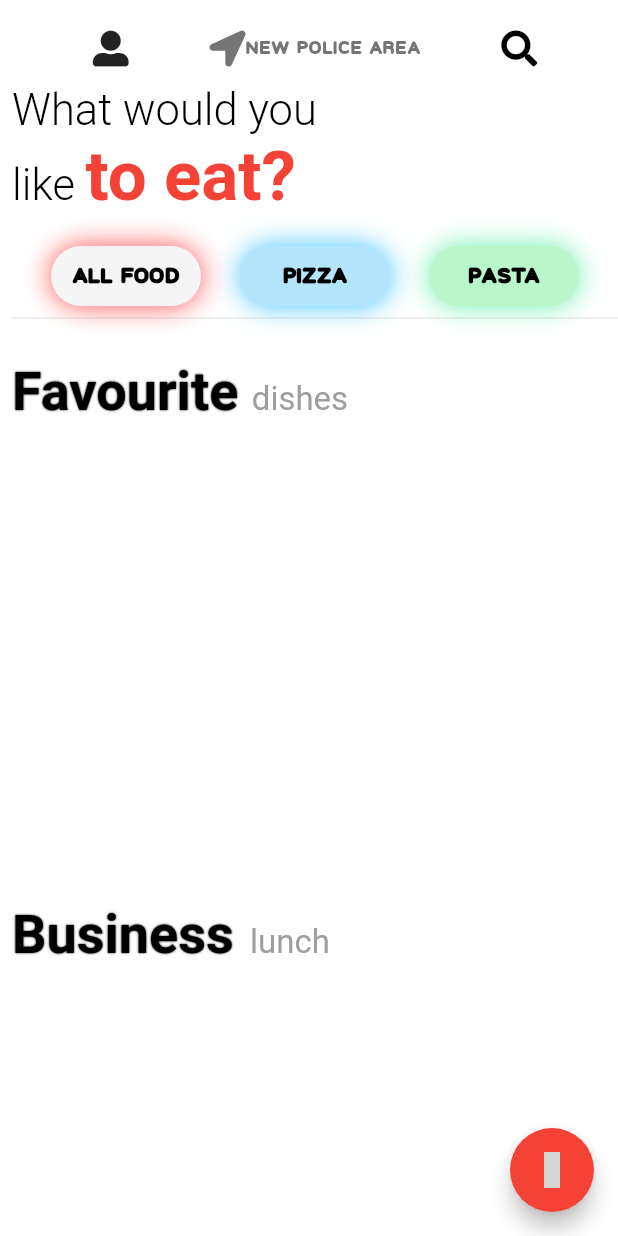
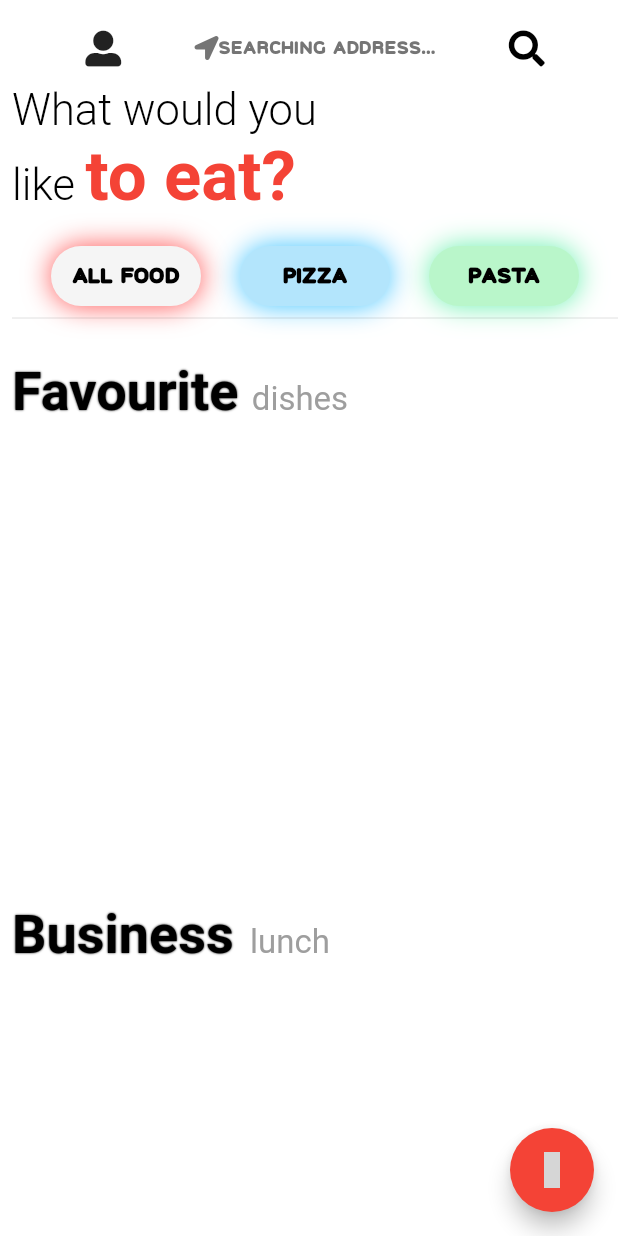
Before and after one commit to Mr-randomize/pizzato, a Flutter app: the screen it shows after launch, on a phone screen of 412 x 824 dp. Run offline on Flutter 3.47's test engine with Material 2 defaults, Android fonts, the phone set to English and light mode, and no system bars; our stand-ins replace cloud_firestore, eva_icons_flutter, firebase_core, font_awesome_flutter, geolocator, lottie and 1 more; missing offline and left inert: geocoder; accounts and stored records are empty; grey boxes are pictures that could not be loaded.

Commit message:
Add user current location

```diff
--- a/lib/Helpers/headers.dart
+++ b/lib/Helpers/headers.dart
@@ -1,5 +1,6 @@
 import 'package:flutter/material.dart';
 import 'package:font_awesome_flutter/font_awesome_flutter.dart';
+import 'package:pizzato/Services/maps.dart';
 
 class Headers extends ChangeNotifier {
   Widget appBar(BuildContext context) {
@@ -11,13 +12,20 @@ class Headers extends ChangeNotifier {
           IconButton(icon: Icon(FontAwesomeIcons.userAlt), onPressed: () {}),
           Row(
             children: [
-              Icon(FontAwesomeIcons.locationArrow, color: Colors.grey.shade600),
-              Text(
-                'New Police Area',
-                style: TextStyle(
-                    color: Colors.grey.shade600,
-                    fontSize: 12.0,
-                    fontWeight: FontWeight.w300),
+              Icon(
+                FontAwesomeIcons.locationArrow,
+                color: Colors.grey.shade600,
+                size: 16.0,
+              ),
+              Container(
+                constraints: BoxConstraints(maxWidth: 250.0),
+                child: Text(
+                  finalAddress,
+                  style: TextStyle(
+                      color: Colors.grey.shade600,
+                      fontSize: 12.0,
+                      fontWeight: FontWeight.w300),
+                ),
               ),
             ],
           ),
--- /dev/null
+++ b/lib/Services/maps.dart
@@ -0,0 +1,18 @@
+import 'package:flutter/material.dart';
+import 'package:geocoder/geocoder.dart' as geoCo;
+import 'package:geolocator/geolocator.dart';
+
+String finalAddress = 'Searching address...';
+
+class GenerateMaps extends ChangeNotifier {
+  Position position;
+  Future getCurrentLocation() async {
+    var positionData = await GeolocatorPlatform.instance.getCurrentPosition();
+    final cords =
+        geoCo.Coordinates(positionData.latitude, positionData.longitude);
+    var address =
+        await geoCo.Geocoder.local.findAddressesFromCoordinates(cords);
+    String mainAddress = address.first.addressLine;
+    finalAddress = mainAddress;
+  }
+}
--- a/lib/Views/home_screen.dart
+++ b/lib/Views/home_screen.dart
@@ -2,6 +2,8 @@ import 'package:flutter/material.dart';
 import 'package:pizzato/Helpers/footer.dart';
 import 'package:pizzato/Helpers/headers.dart';
 import 'package:pizzato/Helpers/middle.dart';
+import 'package:pizzato/Services/maps.dart';
+import 'package:provider/provider.dart';
 
 class HomeScreen extends StatefulWidget {
   @override
@@ -9,6 +11,12 @@ class HomeScreen extends StatefulWidget {
 }
 
 class _HomeScreenState extends State<HomeScreen> {
+  @override
+  void initState() {
+    super.initState();
+    Provider.of<GenerateMaps>(context, listen: false).getCurrentLocation();
+  }
+
   @override
   Widget build(BuildContext context) {
     return Scaffold(
--- a/lib/main.dart
+++ b/lib/main.dart
@@ -4,6 +4,7 @@ import 'package:pizzato/Helpers/footer.dart';
 import 'package:pizzato/Helpers/headers.dart';
 import 'package:pizzato/Helpers/middle.dart';
 import 'package:pizzato/Services/manage_data.dart';
+import 'package:pizzato/Services/maps.dart';
 import 'package:pizzato/Views/splash_screen.dart';
 import 'package:provider/provider.dart';
 
@@ -22,6 +23,7 @@ class MyApp extends StatelessWidget {
         ChangeNotifierProvider(create: (ctx) => MiddleHelpers()),
         ChangeNotifierProvider(create: (ctx) => ManageData()),
         ChangeNotifierProvider(create: (ctx) => Footers()),
+        ChangeNotifierProvider(create: (ctx) => GenerateMaps()),
       ],
       child: MaterialApp(
         title: 'Pizzato',
```
Also changed, not shown: 1 other file.
